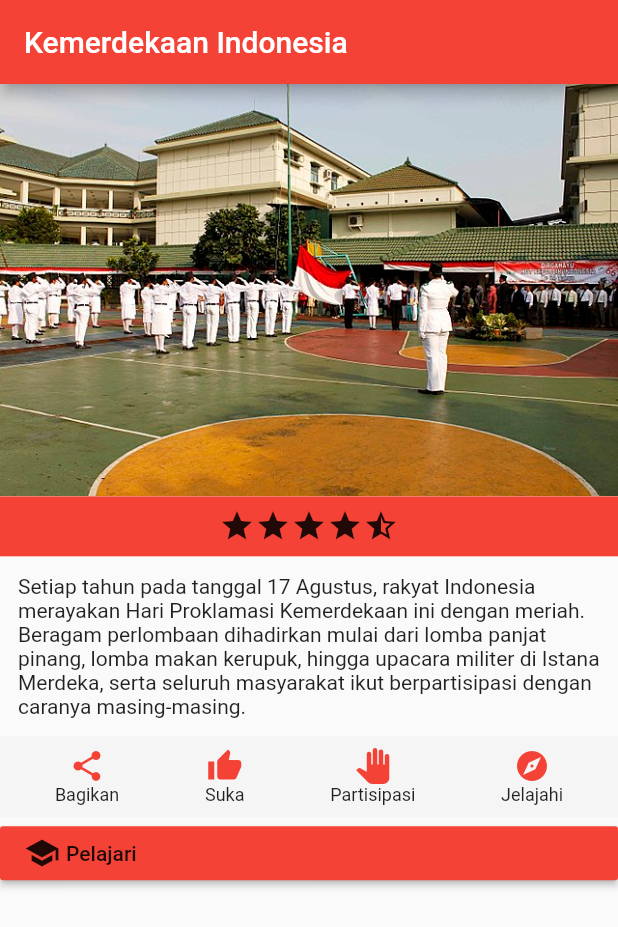
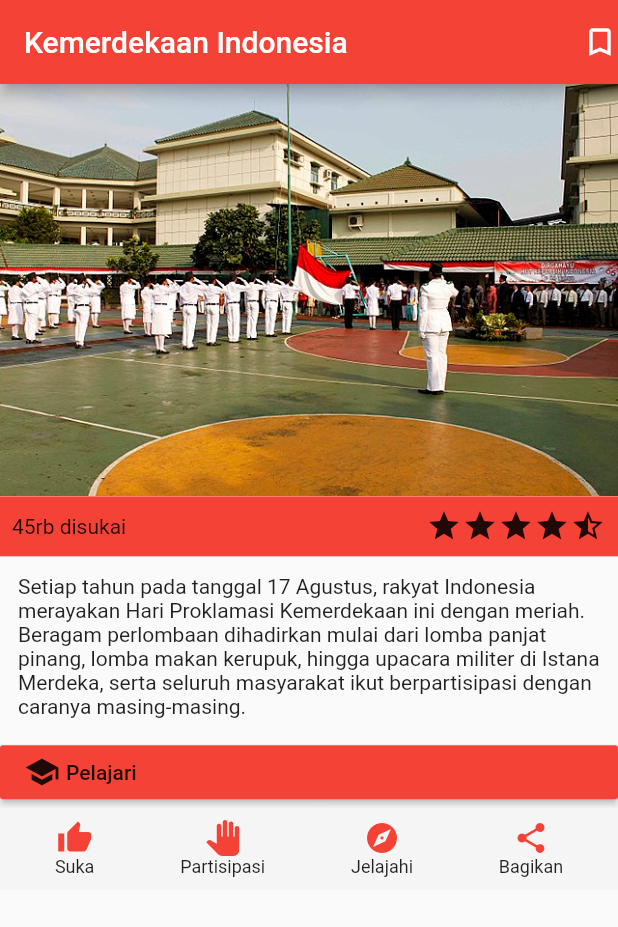
Before and after one commit to syahrizalakbar/kemerdekaan_indonesia, a Flutter app: the screen it shows after launch, on a phone screen of 412 x 824 dp. Shown: the top 927 px of the screen. Run offline on Flutter 3.47's test engine with Material 2 defaults, Android fonts, the phone set to English and light mode, and no system bars.

Commit message:
perubahan ui

```diff
--- a/lib/main.dart
+++ b/lib/main.dart
@@ -26,6 +26,9 @@ class Merdeka extends StatelessWidget {
 
       appBar: AppBar(
         title: Text('Kemerdekaan Indonesia'),
+        actions: <Widget>[
+          Icon(Icons.bookmark_border)
+        ],
       ),
       body: SingleChildScrollView(
         child: Column(
@@ -37,13 +40,16 @@ class Merdeka extends StatelessWidget {
               padding: EdgeInsets.all(8),
               child: Center(
                 child: Row(
-                  mainAxisAlignment: MainAxisAlignment.center,
+                  mainAxisAlignment: MainAxisAlignment.spaceBetween,
                   children: <Widget>[
+                    Text('45rb disukai'),
+                    Row(children: <Widget>[
                       Icon(Icons.star),
                       Icon(Icons.star),
                       Icon(Icons.star),
                       Icon(Icons.star),
                       Icon(Icons.star_half),
+                    ],),
                   ],
                 ),
               ),
@@ -53,21 +59,7 @@ class Merdeka extends StatelessWidget {
               child: Text(
                   'Setiap tahun pada tanggal 17 Agustus, rakyat Indonesia merayakan Hari Proklamasi Kemerdekaan ini dengan meriah. Beragam perlombaan dihadirkan mulai dari lomba panjat pinang, lomba makan kerupuk, hingga upacara militer di Istana Merdeka, serta seluruh masyarakat ikut berpartisipasi dengan caranya masing-masing.'),
             ),
-            Container(
-              padding: EdgeInsets.all(8.0),
-              color: Colors.grey[100],
-              child: Row(
-                mainAxisAlignment: MainAxisAlignment.spaceAround,
-                children: <Widget>[
-                  menuBawah(Icons.share, 'Bagikan'),
-                  menuBawah(Icons.thumb_up, 'Suka'),
-                  menuBawah(Icons.pan_tool, 'Partisipasi'),
-                  menuBawah(Icons.explore, 'Jelajahi'),
-                ],
-              ),
-            ),
-            Center(
-              child: RaisedButton(
+            RaisedButton(
               color: Colors.red,
               onPressed: () {
                 print('Tertekan');
@@ -82,7 +74,20 @@ class Merdeka extends StatelessWidget {
                 ],
               ),
             ),
+            Container(
+              padding: EdgeInsets.all(8.0),
+              color: Colors.grey[100],
+              child: Row(
+                mainAxisAlignment: MainAxisAlignment.spaceAround,
+                children: <Widget>[
+                  menuBawah(Icons.thumb_up, 'Suka'),
+                  menuBawah(Icons.pan_tool, 'Partisipasi'),
+                  menuBawah(Icons.explore, 'Jelajahi'),
+                  menuBawah(Icons.share, 'Bagikan'),
+                ],
               ),
+            ),
+
           ],
         ),
       ),
```
Lines whose indentation alone changed are shown as unchanged.
